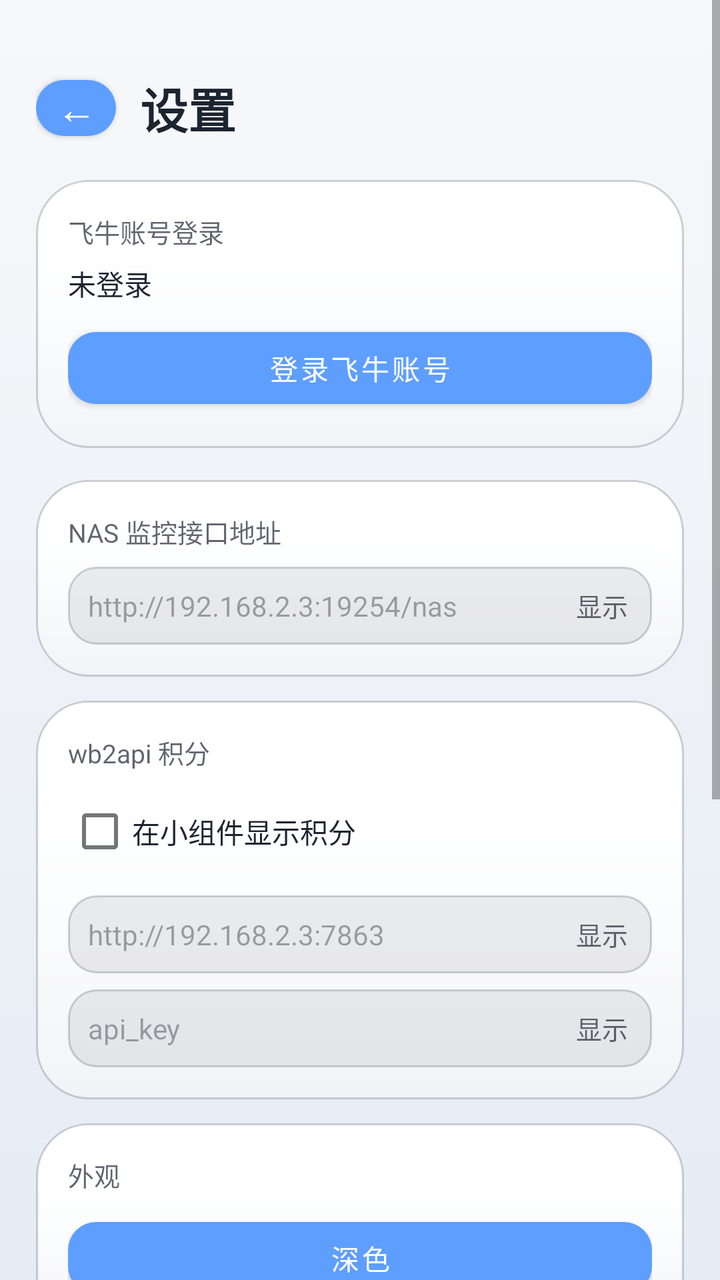
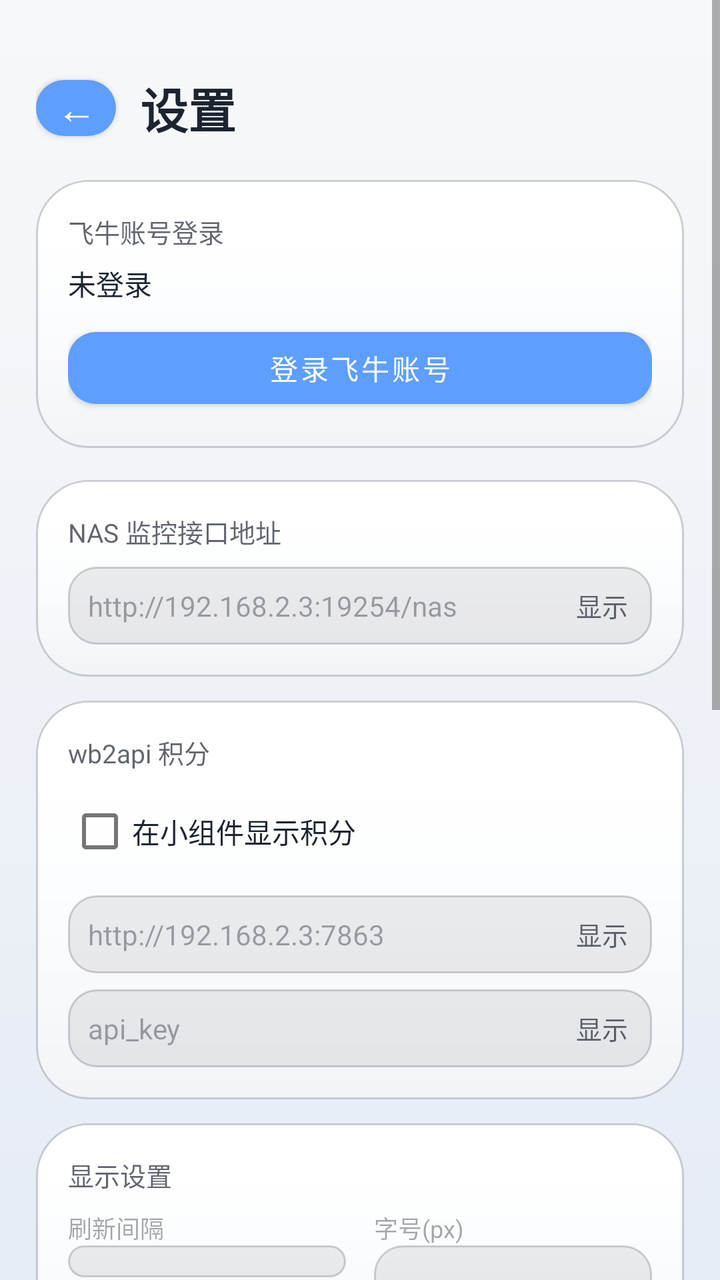

Screens rendered from an Android XML layout before and after an edit, with the pre-edit source and the edit as a unified diff.
<!-- AndroidManifest.xml: application theme Theme.NasWidget -->
<!-- res/layout/fragment_settings.xml -->
<?xml version="1.0" encoding="utf-8"?>
<LinearLayout xmlns:android="http://schemas.android.com/apk/res/android"
    xmlns:app="http://schemas.android.com/apk/res-auto"
    android:layout_width="match_parent"
    android:layout_height="match_parent"
    android:orientation="vertical"
    android:background="@drawable/bg_gradient">

    <ScrollView
        android:id="@+id/settings_scroll"
        android:layout_width="match_parent"
        android:layout_height="0dp"
        android:layout_weight="1"
        android:fillViewport="true">

    <LinearLayout
        android:layout_width="match_parent"
        android:layout_height="wrap_content"
        android:orientation="vertical"
        android:padding="18dp">

        
        <LinearLayout
            android:layout_width="match_parent"
            android:layout_height="wrap_content"
            android:layout_marginTop="16dp"
            android:orientation="horizontal"
            android:gravity="center_vertical">

            <Button
                android:id="@+id/btn_back"
                android:layout_width="40dp"
                android:layout_height="40dp"
                android:minWidth="0dp"
                android:minHeight="0dp"
                android:padding="0dp"
                android:text="←"
                android:textSize="20sp" />

            <TextView
                android:layout_width="wrap_content"
                android:layout_height="wrap_content"
                android:layout_marginStart="12dp"
                android:text="设置"
                android:textColor="@color/app_text_primary"
                android:textSize="24sp"
                android:textStyle="bold" />
        </LinearLayout>

        
        <LinearLayout
            android:layout_width="match_parent"
            android:layout_height="wrap_content"
            android:layout_marginTop="16dp"
            android:orientation="vertical"
            android:background="@drawable/app_card"
            android:padding="16dp">

            <TextView
                android:layout_width="wrap_content"
                android:layout_height="wrap_content"
                android:text="飞牛账号登录"
                android:textColor="@color/app_text_secondary"
                android:textSize="13sp" />

            <TextView
                android:id="@+id/tv_login_status"
                android:layout_width="match_parent"
                android:layout_height="wrap_content"
                android:layout_marginTop="6dp"
                android:text="未登录"
                android:textColor="@color/app_text_primary"
                android:textSize="14sp" />

            <Button
                android:id="@+id/btn_login"
                android:layout_width="match_parent"
                android:layout_height="wrap_content"
                android:layout_marginTop="8dp"
                android:text="登录飞牛账号" />
        </LinearLayout>

        
        <LinearLayout
            android:layout_width="match_parent"
            android:layout_height="wrap_content"
            android:layout_marginTop="16dp"
            android:orientation="vertical"
            android:background="@drawable/app_card"
            android:padding="16dp">

            <TextView
                android:layout_width="wrap_content"
                android:layout_height="wrap_content"
                android:text="NAS 监控接口地址"
                android:textColor="@color/app_text_secondary"
                android:textSize="13sp" />

            <FrameLayout
                android:layout_width="match_parent"
                android:layout_height="wrap_content"
                android:layout_marginTop="8dp">

                <EditText
                    android:id="@+id/et_url"
                    android:layout_width="match_parent"
                    android:layout_height="wrap_content"
                    android:padding="10dp"
                    android:paddingEnd="56dp"
                    android:hint="http://192.168.2.3:19254/nas"
                    android:inputType="textUri"
                    android:textColor="@color/app_text_primary"
                    android:textColorHint="@color/app_text_hint"
                    android:textSize="14sp"
                    android:background="@drawable/edit_bg" />

                <TextView
                    android:id="@+id/btn_toggle_url"
                    android:layout_width="wrap_content"
                    android:layout_height="match_parent"
                    android:layout_gravity="end|center_vertical"
                    android:gravity="center"
                    android:paddingStart="12dp"
                    android:paddingEnd="12dp"
                    android:text="显示"
                    android:textColor="@color/app_text_secondary"
                    android:textSize="13sp" />
            </FrameLayout>
        </LinearLayout>

        
        <LinearLayout
            android:layout_width="match_parent"
            android:layout_height="wrap_content"
            android:layout_marginTop="12dp"
            android:orientation="vertical"
            android:background="@drawable/app_card"
            android:padding="16dp">

            <TextView
                android:layout_width="wrap_content"
                android:layout_height="wrap_content"
                android:text="wb2api 积分"
                android:textColor="@color/app_text_secondary"
                android:textSize="13sp" />

            <CheckBox
                android:id="@+id/cb_wb2api"
                android:layout_width="wrap_content"
                android:layout_height="wrap_content"
                android:layout_marginTop="6dp"
                android:text="在小组件显示积分"
                android:textColor="@color/app_text_primary"
                android:textSize="14sp" />

            <FrameLayout
                android:layout_width="match_parent"
                android:layout_height="wrap_content"
                android:layout_marginTop="8dp">

                <EditText
                    android:id="@+id/et_wb2api_base"
                    android:layout_width="match_parent"
                    android:layout_height="wrap_content"
                    android:padding="10dp"
                    android:paddingEnd="56dp"
                    android:hint="http://192.168.2.3:7863"
                    android:inputType="textUri"
                    android:textColor="@color/app_text_primary"
                    android:textColorHint="@color/app_text_hint"
                    android:textSize="14sp"
                    android:background="@drawable/edit_bg" />

                <TextView
                    android:id="@+id/btn_toggle_wb2api_base"
                    android:layout_width="wrap_content"
                    android:layout_height="match_parent"
                    android:layout_gravity="end|center_vertical"
                    android:gravity="center"
                    android:paddingStart="12dp"
                    android:paddingEnd="12dp"
                    android:text="显示"
                    android:textColor="@color/app_text_secondary"
                    android:textSize="13sp" />
            </FrameLayout>

            <FrameLayout
                android:layout_width="match_parent"
                android:layout_height="wrap_content"
                android:layout_marginTop="8dp">

                <EditText
                    android:id="@+id/et_wb2api_key"
                    android:layout_width="match_parent"
                    android:layout_height="wrap_content"
                    android:padding="10dp"
                    android:paddingEnd="56dp"
                    android:hint="api_key"
                    android:inputType="text"
                    android:textColor="@color/app_text_primary"
                    android:textColorHint="@color/app_text_hint"
                    android:textSize="14sp"
                    android:background="@drawable/edit_bg" />

                <TextView
                    android:id="@+id/btn_toggle_wb2api_key"
                    android:layout_width="wrap_content"
                    android:layout_height="match_parent"
                    android:layout_gravity="end|center_vertical"
                    android:gravity="center"
                    android:paddingStart="12dp"
                    android:paddingEnd="12dp"
                    android:text="显示"
                    android:textColor="@color/app_text_secondary"
                    android:textSize="13sp" />
            </FrameLayout>
        </LinearLayout>

        
        <LinearLayout
            android:layout_width="match_parent"
            android:layout_height="wrap_content"
            android:layout_marginTop="12dp"
            android:orientation="vertical"
            android:background="@drawable/app_card"
            android:padding="16dp">

            <TextView
                android:layout_width="wrap_content"
                android:layout_height="wrap_content"
                android:text="外观"
                android:textColor="@color/app_text_secondary"
                android:textSize="13sp" />

            <Button
                android:id="@+id/btn_toggle_theme"
                android:layout_width="match_parent"
                android:layout_height="wrap_content"
                android:layout_marginTop="8dp"
                android:text="深色" />
        </LinearLayout>

        
        <LinearLayout
            android:layout_width="match_parent"
            android:layout_height="wrap_content"
            android:layout_marginTop="12dp"
            android:orientation="vertical"
            android:background="@drawable/app_card"
            android:padding="16dp">

            <TextView
                android:id="@+id/tv_version"
                android:layout_width="wrap_content"
                android:layout_height="wrap_content"
                android:text="v1.0.0"
                android:textColor="@color/app_text_secondary"
                android:textSize="13sp" />

            <Button
                android:id="@+id/btn_check_update"
                android:layout_width="match_parent"
                android:layout_height="wrap_content"
                android:layout_marginTop="8dp"
                android:text="检查更新" />

            <TextView
                android:id="@+id/tv_update_status"
                android:layout_width="match_parent"
                android:layout_height="wrap_content"
                android:layout_marginTop="6dp"
                android:textColor="@color/app_text_hint"
                android:textSize="12sp" />
        </LinearLayout>

        
        <LinearLayout
            android:layout_width="match_parent"
            android:layout_height="wrap_content"
            android:layout_marginTop="12dp"
            android:orientation="vertical"
            android:background="@drawable/app_card"
            android:padding="16dp">

            <TextView
                android:layout_width="wrap_content"
                android:layout_height="wrap_content"
                android:text="备份与恢复"
                android:textColor="@color/app_text_secondary"
                android:textSize="13sp" />

            <Button
                android:id="@+id/btn_backup"
                android:layout_width="match_parent"
                android:layout_height="wrap_content"
                android:layout_marginTop="8dp"
                android:text="复制配置到剪贴板" />

            <Button
                android:id="@+id/btn_restore"
                android:layout_width="match_parent"
                android:layout_height="wrap_content"
                android:layout_marginTop="8dp"
                android:text="从剪贴板恢复配置" />

            <TextView
                android:id="@+id/tv_backup_status"
                android:layout_width="match_parent"
                android:layout_height="wrap_content"
                android:layout_marginTop="6dp"
                android:textColor="@color/app_text_hint"
                android:textSize="12sp" />
        </LinearLayout>

    </LinearLayout>
    </ScrollView>
</LinearLayout>
<!-- resources referenced by this layout -->
<resources>
  <color name="app_text_hint">#661C2430</color>
  <color name="app_text_primary">#FF1C2430</color>
  <color name="app_text_secondary">#B31C2430</color>
  <!-- drawable bg_gradient (drawable) -->
  <?xml version="1.0" encoding="utf-8"?>
  <shape xmlns:android="http://schemas.android.com/apk/res/android"
      android:shape="rectangle">
      <gradient
          android:angle="270"
          android:startColor="@color/app_gradient_start"
          android:endColor="@color/app_gradient_end" />
  </shape>
  <!-- drawable edit_bg (drawable) -->
  <?xml version="1.0" encoding="utf-8"?>
  <shape xmlns:android="http://schemas.android.com/apk/res/android">
      <corners android:radius="14dp" />
      <solid android:color="@color/app_input_bg" />
      <stroke
          android:width="1dp"
          android:color="@color/app_card_border" />
      <padding
          android:left="10dp"
          android:top="6dp"
          android:right="10dp"
          android:bottom="6dp" />
  </shape>
  <style name="Theme.NasWidget" parent="Theme.MaterialComponents.DayNight.NoActionBar">
          <item name="colorPrimary">@color/app_primary</item>
          <item name="colorOnPrimary">@android:color/white</item>
          <item name="colorPrimaryVariant">@color/app_primary_variant</item>
          <item name="colorSecondary">@color/app_secondary</item>
          <item name="colorOnSecondary">@android:color/white</item>
          <item name="android:statusBarColor">@android:color/transparent</item>
          <item name="android:windowLightStatusBar">true</item>
          <item name="shapeAppearanceSmallComponent">@style/ShapeAppearance.NasWidget.Small</item>
          <item name="shapeAppearanceMediumComponent">@style/ShapeAppearance.NasWidget.Medium</item>
          <item name="shapeAppearanceLargeComponent">@style/ShapeAppearance.NasWidget.Large</item>
      </style>
  <color name="app_card_start">#FFFFFFFF</color>
  <color name="app_card_end">#FFF2F4F8</color>
  <color name="app_card_border">#331C2430</color>
  <color name="app_card_highlight">#FFFFFFFF</color>
  <color name="app_gradient_start">#FFF7F8FA</color>
  <color name="app_gradient_end">#FFE6ECF5</color>
  <color name="app_input_bg">#141C2430</color>
  <color name="app_primary">#FF5E9EFF</color>
  <color name="app_primary_variant">#FF4A86E8</color>
  <color name="app_secondary">#FF58D68D</color>
  <style name="ShapeAppearance.NasWidget.Small" parent="ShapeAppearance.MaterialComponents.SmallComponent">
          <item name="cornerFamily">rounded</item>
          <item name="cornerSize">14dp</item>
      </style>
  <style name="ShapeAppearance.NasWidget.Medium" parent="ShapeAppearance.MaterialComponents.MediumComponent">
          <item name="cornerFamily">rounded</item>
          <item name="cornerSize">18dp</item>
      </style>
  <style name="ShapeAppearance.NasWidget.Large" parent="ShapeAppearance.MaterialComponents.LargeComponent">
          <item name="cornerFamily">rounded</item>
          <item name="cornerSize">22dp</item>
      </style>
  <!-- unchanged entries left out for length: 1 -->
</resources>

<!-- the commit's change to res/layout/fragment_settings.xml (unified diff, before → after) -->
@@ -228,6 +228,78 @@
             <TextView
                 android:layout_width="wrap_content"
                 android:layout_height="wrap_content"
+                android:text="显示设置"
+                android:textColor="@color/app_text_secondary"
+                android:textSize="13sp" />
+
+            <LinearLayout
+                android:layout_width="match_parent"
+                android:layout_height="wrap_content"
+                android:layout_marginTop="8dp"
+                android:orientation="horizontal">
+
+                <LinearLayout
+                    android:layout_width="0dp"
+                    android:layout_height="wrap_content"
+                    android:layout_weight="1"
+                    android:orientation="vertical">
+
+                    <TextView
+                        android:layout_width="wrap_content"
+                        android:layout_height="wrap_content"
+                        android:text="刷新间隔"
+                        android:textColor="@color/app_text_hint"
+                        android:textSize="12sp" />
+
+                    <Spinner
+                        android:id="@+id/sp_refresh"
+                        android:layout_width="match_parent"
+                        android:layout_height="wrap_content"
+                        android:minHeight="0dp"
+                        android:padding="8dp"
+                        android:background="@drawable/spinner_bg" />
+                </LinearLayout>
+
+                <LinearLayout
+                    android:layout_width="0dp"
+                    android:layout_height="wrap_content"
+                    android:layout_weight="1"
+                    android:layout_marginStart="14dp"
+                    android:orientation="vertical">
+
+                    <TextView
+                        android:layout_width="wrap_content"
+                        android:layout_height="wrap_content"
+                        android:text="字号(px)"
+                        android:textColor="@color/app_text_hint"
+                        android:textSize="12sp" />
+
+                    <EditText
+                        android:id="@+id/et_font_size"
+                        android:layout_width="match_parent"
+                        android:layout_height="wrap_content"
+                        android:inputType="number"
+                        android:singleLine="true"
+                        android:padding="8dp"
+                        android:textColor="@color/app_text_primary"
+                        android:textColorHint="@color/app_text_hint"
+                        android:background="@drawable/edit_bg" />
+                </LinearLayout>
+            </LinearLayout>
+        </LinearLayout>
+
+        
+        <LinearLayout
+            android:layout_width="match_parent"
+            android:layout_height="wrap_content"
+            android:layout_marginTop="12dp"
+            android:orientation="vertical"
+            android:background="@drawable/app_card"
+            android:padding="16dp">
+
+            <TextView
+                android:layout_width="wrap_content"
+                android:layout_height="wrap_content"
                 android:text="外观"
                 android:textColor="@color/app_text_secondary"
                 android:textSize="13sp" />
<!-- resource entries referenced after the edit -->
@@ -25,6 +25,20 @@
           android:top="6dp"
           android:right="10dp"
           android:bottom="6dp" />
+  </shape>
+  <!-- drawable spinner_bg (drawable) -->
+  <?xml version="1.0" encoding="utf-8"?>
+  <shape xmlns:android="http://schemas.android.com/apk/res/android">
+      <corners android:radius="14dp" />
+      <solid android:color="@color/app_input_bg" />
+      <stroke
+          android:width="1dp"
+          android:color="@color/app_card_border" />
+      <padding
+          android:left="10dp"
+          android:top="8dp"
+          android:right="10dp"
+          android:bottom="8dp" />
   </shape>
   <style name="Theme.NasWidget" parent="Theme.MaterialComponents.DayNight.NoActionBar">
           <item name="colorPrimary">@color/app_primary</item>
